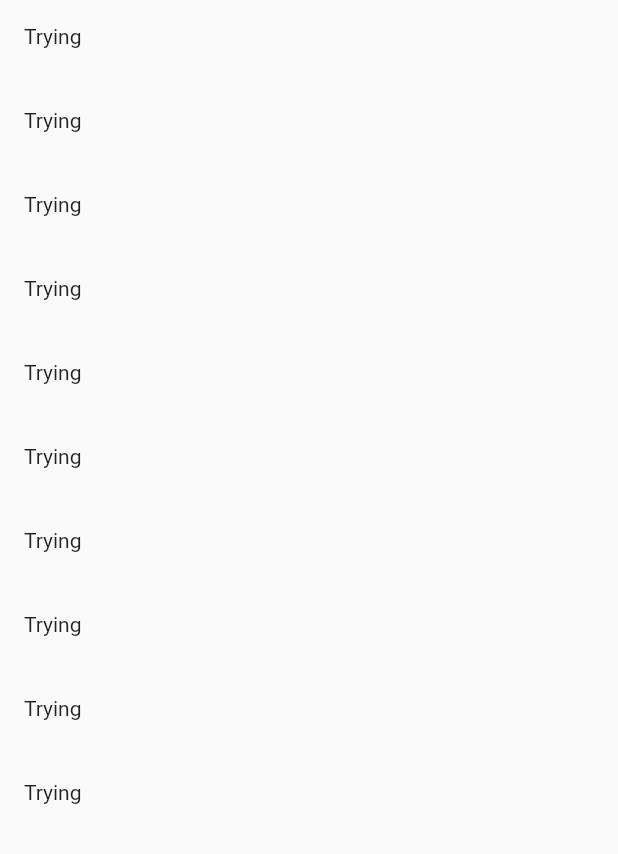
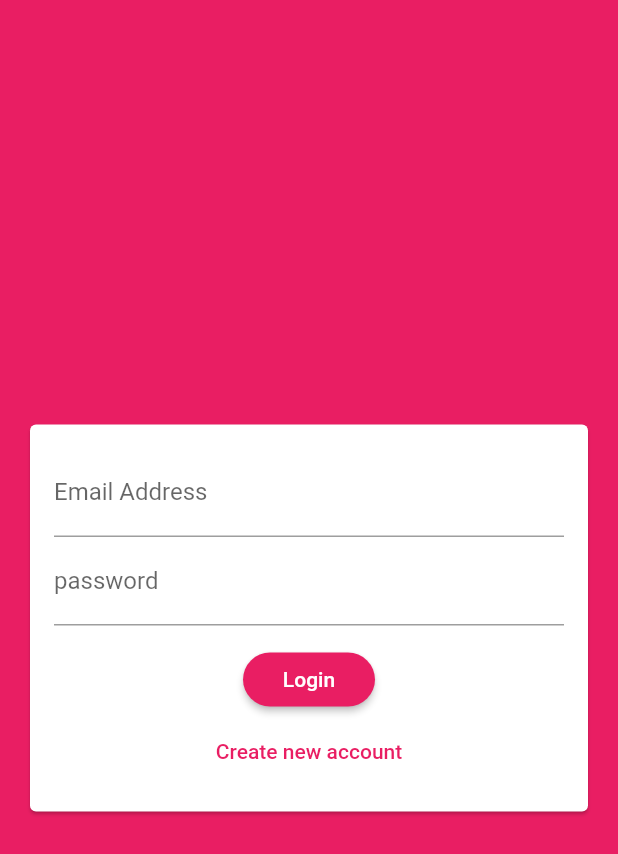
Before and after one commit to pritam-dante/chatapp, a Flutter app: the screen it shows after launch, on a phone screen of 412 x 824 dp. Shown: the top 854 px of the screen. Run offline on Flutter 3.47's test engine with Material 2 defaults, Android fonts, the phone set to English and light mode, and no system bars; our stand-ins replace cloud_firestore; accounts and stored records are empty.

Commit message:
authScreenValidate

```diff
--- a/lib/main.dart
+++ b/lib/main.dart
@@ -1,6 +1,7 @@
 import 'package:flutter/material.dart';
 
 import './screens/chat_screen.dart';
+import 'screens/auth_screen.dart';
 
 void main() {
   runApp(MyApp());
@@ -13,10 +14,20 @@ class MyApp extends StatelessWidget {
     return MaterialApp(
       title: 'Flutter Demo',
       theme: ThemeData(
-        primarySwatch: Colors.blue,
+        primarySwatch: Colors.pink,
         visualDensity: VisualDensity.adaptivePlatformDensity,
+        backgroundColor: Colors.pink,
+        accentColor: Colors.deepPurple,
+        accentColorBrightness: Brightness.dark,
+        buttonTheme: ButtonTheme.of(context).copyWith(
+          buttonColor: Colors.pink,
+          textTheme: ButtonTextTheme.primary,
+          shape: RoundedRectangleBorder(
+            borderRadius: BorderRadius.circular(20),
+          ),
+        ),
       ),
-      home: ChatScreen(),
+      home: AuthScreen(),
     );
   }
 }
--- a/lib/screens/auth_screen.dart
+++ b/lib/screens/auth_screen.dart
@@ -0,0 +1,18 @@
+import 'package:flutter/material.dart';
+
+import '../widget/auth_form.dart';
+
+class AuthScreen extends StatefulWidget {
+  @override
+  _AuthScreenState createState() => _AuthScreenState();
+}
+
+class _AuthScreenState extends State<AuthScreen> {
+  @override
+  Widget build(BuildContext context) {
+    return Scaffold(
+      backgroundColor: Theme.of(context).primaryColor,
+      body: AuthForm(),
+    );
+  }
+}
--- /dev/null
+++ b/lib/widget/auth_form.dart
@@ -0,0 +1,117 @@
+import 'package:flutter/material.dart';
+
+class AuthForm extends StatefulWidget {
+  @override
+  _AuthFormState createState() => _AuthFormState();
+}
+
+class _AuthFormState extends State<AuthForm> {
+  //global key to validate
+  final _formKey = GlobalKey<FormState>();
+
+  var _isLogin = true;
+
+  String _userEmail = '';
+  String _userUserName = '';
+  String _userPassword = '';
+
+  void _trySubmit() {
+    final isValid = _formKey.currentState.validate();
+
+    FocusScope.of(context).unfocus();
+    if (isValid) {
+      _formKey.currentState.save();
+      print(_userEmail);
+      print(_userUserName);
+      print(_userPassword);
+      //use those values to send our auth request...
+    }
+  }
+
+  @override
+  Widget build(BuildContext context) {
+    return Center(
+      child: Card(
+        margin: EdgeInsets.all(20),
+        child: SingleChildScrollView(
+          child: Padding(
+            padding: EdgeInsets.all(16),
+            child: Form(
+              //key required to validate the form
+              key: _formKey,
+              child: Column(
+                mainAxisSize: MainAxisSize.min,
+                children: <Widget>[
+                  TextFormField(
+                    key: ValueKey('email'),
+                    validator: (value) {
+                      if (value.isEmpty || !value.contains('@')) {
+                        return 'Please enter a valid email address';
+                      }
+                      return null;
+                    },
+                    keyboardType: TextInputType.emailAddress,
+                    decoration: InputDecoration(
+                      labelText: 'Email Address',
+                    ),
+                    onSaved: (newValue) {
+                      _userEmail = newValue;
+                    },
+                  ),
+                  //if condition to hide userName field in login section
+                  if (!_isLogin)
+                    TextFormField(
+                      key: ValueKey('userName'),
+                      validator: (value) {
+                        if (value.isEmpty || value.length < 4) {
+                          return 'Please enter atleast 4 cahracter';
+                        }
+                        return null;
+                      },
+                      decoration: InputDecoration(
+                        labelText: 'UserName',
+                      ),
+                      onSaved: (newValue) => _userUserName = newValue,
+                    ),
+                  TextFormField(
+                    key: ValueKey('password'),
+                    validator: (value) {
+                      if (value.isEmpty || value.length < 7) {
+                        return 'Password must be at least 7 character long';
+                      }
+                      return null;
+                    },
+                    decoration: InputDecoration(labelText: 'password'),
+                    obscureText: true,
+                    onSaved: (newValue) => _userPassword = newValue,
+                  ),
+                  SizedBox(
+                    height: 12,
+                  ),
+                  RaisedButton(
+                    onPressed: _trySubmit,
+                    child: Text(_isLogin ? 'Login' : 'Signup'),
+                  ),
+                  FlatButton(
+                    onPressed: () {
+                      //setState to change from login to signup
+                      setState(() {
+                        _isLogin = !_isLogin;
+                      });
+                    },
+                    child: Text(
+                      _isLogin
+                          ? 'Create new account'
+                          : 'I already have an account',
+                    ),
+                    textColor: Theme.of(context).primaryColor,
+                  ),
+                ],
+              ),
+            ),
+          ),
+        ),
+      ),
+    );
+  }
+}
--- a/pubspec.yaml
+++ b/pubspec.yaml
@@ -23,6 +23,7 @@ environment:
 dependencies:
   flutter:
     sdk: flutter
+  cloud_firestore: ^0.13.7
 
 
   # The following adds the Cupertino Icons font to your application.
@@ -32,6 +33,7 @@ dependencies:
 dev_dependencies:
   flutter_test:
     sdk: flutter
+
 
 # For information on the generic Dart part of this file, see the
 # following page: https://dart.dev/tools/pub/pubspec
```
Also changed, not shown: lib/screens/chat_screen.dart (+29 -5 lines), pubspec.lock, 3 other files.
